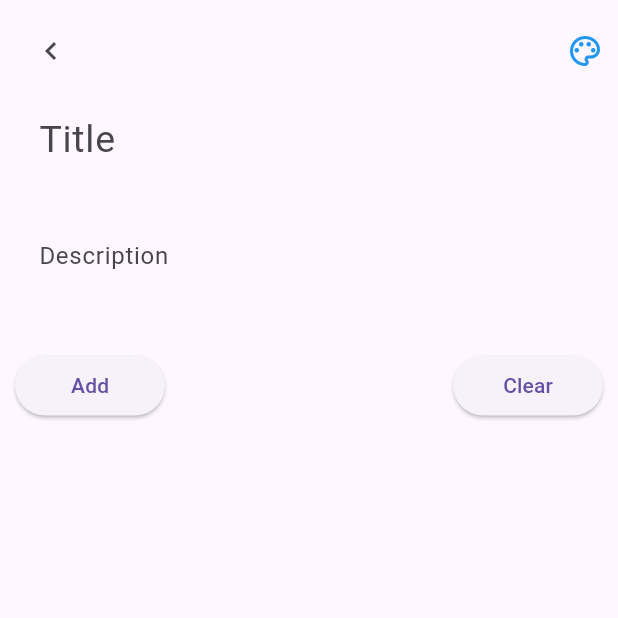
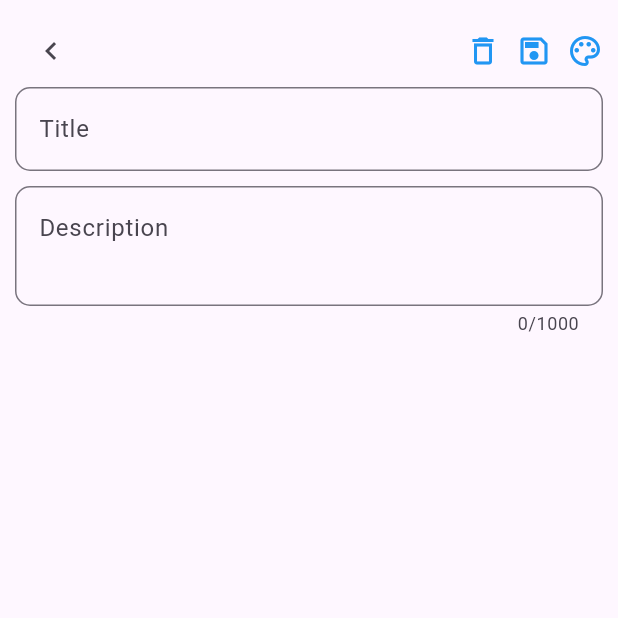
Before and after one commit to bx1virgincow/todo, a Flutter app: the LandingScreen screen opened directly, after a tap on the "add" icon, on a phone screen of 412 x 824 dp, the top half of it. Run offline on Flutter 3.47's test engine with Material 3 defaults, Android fonts, the phone set to English and light mode, and no system bars; our stand-ins replace equatable, flutter_bloc, flutter_colorpicker, flutter_svg, get_it, shared_preferences and 1 more; accounts and stored records are empty.

Commit message:
Delete, Edit, Create and Read successfully implemented

```diff
--- a/lib/features/landing/data/local/local_note_repo_impl.dart
+++ b/lib/features/landing/data/local/local_note_repo_impl.dart
@@ -85,8 +85,12 @@ class LocalNoteRepoImpl extends NoteRepo {
         'color': color.value,
       };
 
+      log('values: $values');
+
       var response = await db?.update(DatabaseHelper.noteTable, values,
           where: 'id=?', whereArgs: [id]);
+
+      log('response: $response');
 
       return Success(value: response);
     } catch (e) {
--- a/lib/features/landing/view/bloc/note_event.dart
+++ b/lib/features/landing/view/bloc/note_event.dart
@@ -35,14 +35,12 @@ final class OnUpdateNoteEvent extends NoteEvent {
   final String title;
   final String description;
   final Color color;
-  final String category;
 
   OnUpdateNoteEvent({
     required this.id,
     required this.title,
     required this.description,
     required this.color,
-    required this.category,
   });
 }
 
--- a/lib/features/landing/view/bloc/note_state.dart
+++ b/lib/features/landing/view/bloc/note_state.dart
@@ -139,3 +139,14 @@ class SearchNoteState extends NoteState {
     required super.searchValue,
   });
 }
+
+class UpdateNoteState extends NoteState {
+  const UpdateNoteState({
+    super.errorMessage="",
+    super.noteList=const [],
+    super.todo,
+    super.color = Colors.blue,
+    super.dropdown="",
+    super.searchValue="",
+  });
+}
--- a/lib/features/landing/view/ui/add_todo_screen.dart
+++ b/lib/features/landing/view/ui/add_todo_screen.dart
@@ -1,12 +1,11 @@
 import 'package:flutter/material.dart';
 import 'package:flutter_bloc/flutter_bloc.dart';
 import 'package:flutter_colorpicker/flutter_colorpicker.dart';
-import 'package:todo/common/app_texts.dart';
-import 'package:todo/common/font.dart';
 import 'package:todo/features/landing/view/bloc/note_bloc.dart';
 import 'package:todo/features/landing/view/ui/landing_screen.dart';
 
 import '../../../../common/color.dart';
+import '../../../../common/widget/text_fields.dart';
 
 class AddTodo extends StatefulWidget {
   const AddTodo({super.key});
@@ -50,6 +49,35 @@ class _AddTodoState extends State<AddTodo> {
                               Icons.chevron_left,
                             )),
                         //row for color
+                        Row(
+                          children: [
+                            //delete
+                            InkWell(
+                              onTap: () {
+                                _titleController.clear();
+                                _descriptionController.clear();
+                              },
+                              child: Icon(Icons.delete_outline, color: state.color,),
+                            ),
+                            //space
+                            const SizedBox(width: 10),
+                            //save
+                            InkWell(
+                              onTap: () {
+                                BlocProvider.of<NoteBloc>(context).add(
+                                  OnAddNoteEvent(
+                                    title: _titleController.text,
+                                    description: _descriptionController.text,
+                                    color: state.color,
+                                    category: state.dropdown,
+                                  ),
+                                );
+                              },
+                              child: Icon(Icons.save_outlined, color: state.color,),
+                            ),
+                            //space
+                            const SizedBox(width: 10),
+                            //color palette selector
                             InkWell(
                               onTap: () {
                                 showDialog(
@@ -58,7 +86,8 @@ class _AddTodoState extends State<AddTodo> {
                                       return AlertDialog(
                                         content: SingleChildScrollView(
                                           child: ColorPicker(
-                                        pickerColor: state is ColorPickerState
+                                            pickerColor:
+                                                state is ColorPickerState
                                                     ? state.color
                                                     : Colors.blue,
                                             onColorChanged: (value) {
@@ -78,62 +107,30 @@ class _AddTodoState extends State<AddTodo> {
                                 Icons.palette_outlined,
                                 color: state.color,
                               ),
+                            ),
+                          ],
                         )
                       ]),
 
-                  //coding the [input] fields
-                  TextFormField(
-                    minLines: 2,
-                    maxLines: 3,
+                  //textfields
+                  TextFields(
                     controller: _titleController,
-                    decoration: const InputDecoration(
-                        hintText: AppTexts.addTitle,
-                        hintStyle: TextStyle(
-                          fontSize: AppFont.largerFontSize,
+                    hintText: 'Title',
+                    keyboardType: TextInputType.text,
                   ),
-                        border: OutlineInputBorder(
-                          borderSide: BorderSide.none,
-                        )),
+
+                  //space
+                  const SizedBox(height: 10),
+
+                  //todo: description form field
+                  TextFields(
+                    minLine: 2,
+                    maxLine: 10,
+                    maxLength: 1000,
+                    controller: _descriptionController,
+                    hintText: 'Description',
+                    keyboardType: TextInputType.multiline,
                   ),
-                  //height space
-                  const SizedBox(height: 5),
-                  //note description text-form-field
-                  TextFormField(
-                    controller: _descriptionController,
-                    minLines: 2,
-                    maxLines: 10,
-                    decoration: const InputDecoration(
-                        hintText: AppTexts.addDescription,
-                        border: OutlineInputBorder(
-                          borderSide: BorderSide.none,
-                        )),
-                  ),
-                  const SizedBox(height: 10),
-                  Row(
-                    mainAxisAlignment: MainAxisAlignment.spaceBetween,
-                    children: [
-                      SizedBox(
-                        width: 100,
-                        child: ElevatedButton(
-                            onPressed: () {
-                              BlocProvider.of<NoteBloc>(context).add(
-                                OnAddNoteEvent(
-                                  title: _titleController.text,
-                                  description: _descriptionController.text,
-                                  color: state.color,
-                                  category: state.dropdown,
-                                ),
-                              );
-                            },
-                            child: const Text('Add')),
-                      ),
-                      SizedBox(
-                        width: 100,
-                        child: ElevatedButton(
-                            onPressed: () {}, child: const Text('Clear')),
-                      ),
-                    ],
-                  )
                 ],
               ),
             ),
--- a/lib/features/landing/view/ui/landing_screen.dart
+++ b/lib/features/landing/view/ui/landing_screen.dart
@@ -35,7 +35,6 @@ class _LandingScreenState extends State<LandingScreen>
     _tabController.dispose();
     _searchController.dispose();
     super.dispose();
-
   }
 
   @override
@@ -88,7 +87,7 @@ class _LandingScreenState extends State<LandingScreen>
                 TextFormField(
                   controller: _searchController,
                   onChanged: (value) {
-                   _noteBloc.add(SearchNoteEvent(searchValue: value));
+                    _noteBloc.add(SearchNoteEvent(searchValue: value));
                   },
                   decoration: InputDecoration(
                     border: OutlineInputBorder(
@@ -142,24 +141,31 @@ class _LandingScreenState extends State<LandingScreen>
                 Expanded(
                   child: TabBarView(
                     controller: _tabController,
-                    children:  [
+                    children: [
                       BlocBuilder<NoteBloc, NoteState>(
                         bloc: _noteBloc,
                         builder: (context, state) {
                           if (state is NoteInitial) {
-                            return const Center(child: CircularProgressIndicator());
-                          } else if (state is NoteLoadedState || state is SearchNoteState) {
+                            return const Center(
+                                child: CircularProgressIndicator());
+                          } else if (state is NoteLoadedState ||
+                              state is SearchNoteState) {
                             final noteList = state is NoteLoadedState
                                 ? state.noteList
                                 : (state as SearchNoteState).noteList;
-                            return NoteWidget(noteList: noteList);
+                            return NoteWidget(
+                              noteList: noteList,
+                              noteBloc: _noteBloc,
+                            );
                           } else if (state is NoteFailedState) {
-                            return const Center(child: Text('Failed to fetch data'));
+                            return const Center(
+                                child: Text('Failed to fetch data'));
                           } else {
                             return const SizedBox();
                           }
                         },
                       ),
+                      //other tab
                       const Center(
                         child: Text('Coming soon...'),
                       )
```
Also changed, not shown: lib/features/landing/view/bloc/note_bloc.dart (+17 -9 lines), lib/features/landing/view/ui/edit_screen.dart (+75 -29 lines), lib/features/landing/view/widget/note_container.dart (+18 -3 lines), lib/features/landing/view/widget/todo_tile.dart (+13 -2 lines), lib/main.dart (+7 -2 lines). Lines whose indentation alone changed are shown as unchanged.
